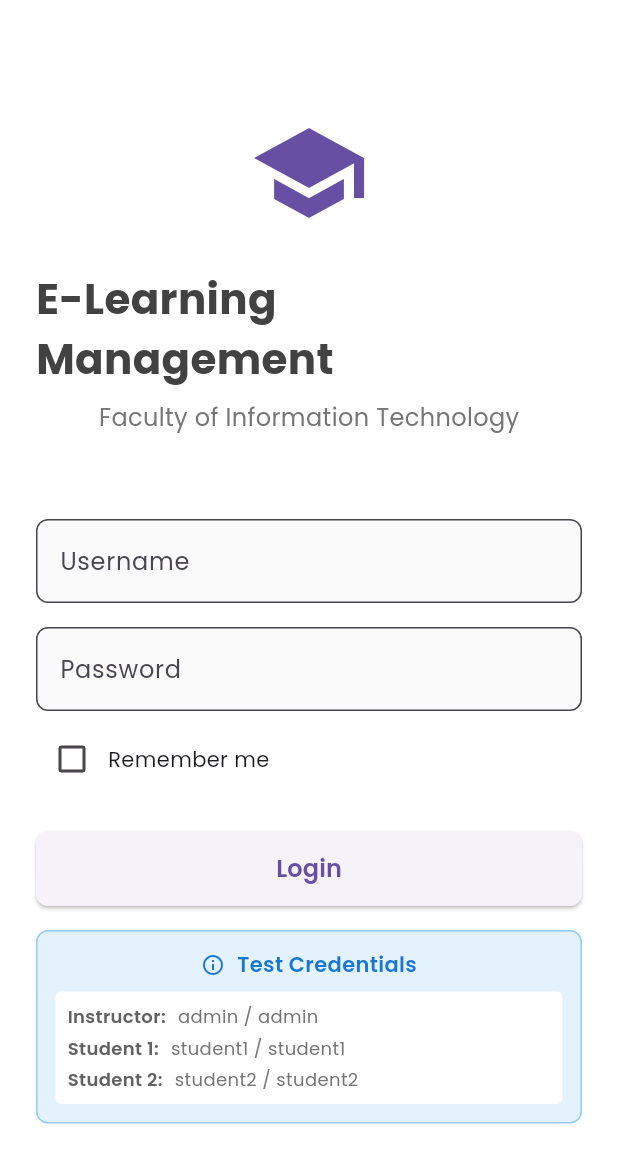
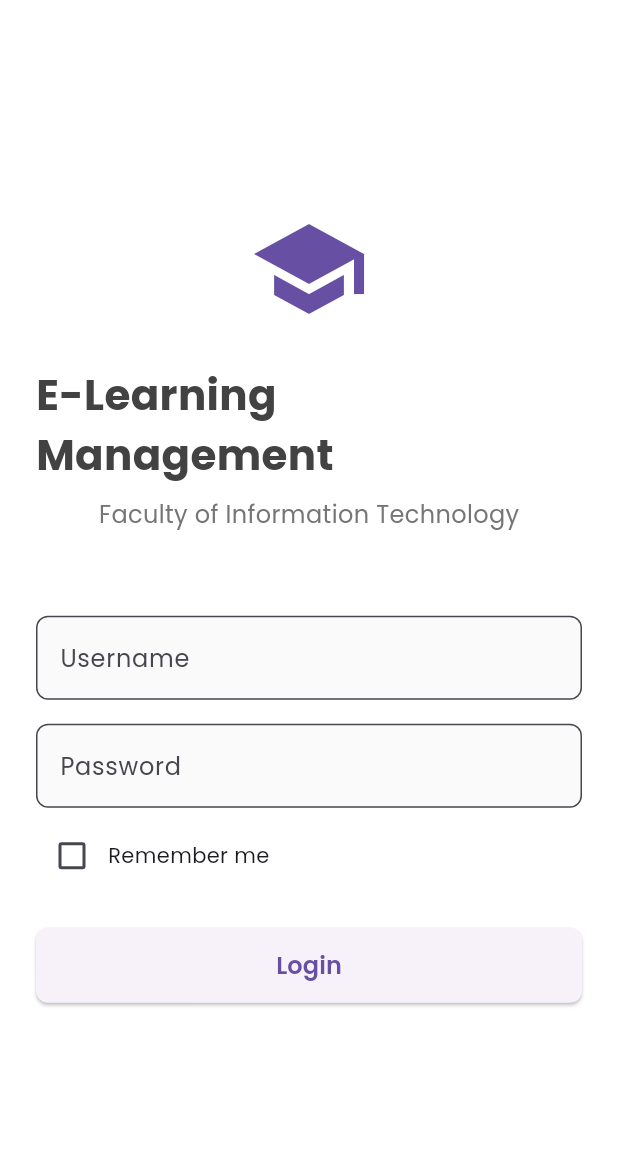
Before and after one commit to keniondang/Flutter-Project-E-learning-Management-App, a Flutter app: the screen it shows after launch, on a phone screen of 412 x 824 dp. Shown: the top 1163 px of the screen. Run offline on Flutter 3.47's test engine with Material 3 defaults, Android fonts, the phone set to English and light mode, and no system bars; our stand-ins replace badges, connectivity_plus, csv, file_picker, fl_chart, google_fonts and 3 more; accounts and stored records are empty.

Commit message:
make login hint only visible for debug build

```diff
--- a/lib/screens/login_screen.dart
+++ b/lib/screens/login_screen.dart
@@ -1,3 +1,4 @@
+import 'package:flutter/foundation.dart';
 import 'package:flutter/material.dart';
 import 'package:google_fonts/google_fonts.dart';
 import '../services/auth_service.dart';
@@ -233,9 +234,11 @@ class _LoginScreenState extends State<LoginScreen> {
                     ),
                     const SizedBox(height: 16),
 
+                    Visibility(
                       // Test credentials hint
+                      visible: kDebugMode,
                       // Test credentials hint
-                    Container(
+                      child: Container(
                         padding: const EdgeInsets.all(12),
                         decoration: BoxDecoration(
                           color: Colors.blue[50],
@@ -247,7 +250,8 @@ class _LoginScreenState extends State<LoginScreen> {
                             Row(
                               mainAxisAlignment: MainAxisAlignment.center,
                               children: [
-                              Icon(Icons.info_outline, size: 16, color: Colors.blue[700]),
+                                Icon(Icons.info_outline,
+                                    size: 16, color: Colors.blue[700]),
                                 const SizedBox(width: 8),
                                 Text(
                                   'Test Credentials',
@@ -269,15 +273,19 @@ class _LoginScreenState extends State<LoginScreen> {
                               child: Column(
                                 crossAxisAlignment: CrossAxisAlignment.start,
                                 children: [
-                                _buildCredentialRow('Instructor:', 'admin / admin'),
+                                  _buildCredentialRow(
+                                      'Instructor:', 'admin / admin'),
                                   const SizedBox(height: 4),
-                                _buildCredentialRow('Student 1:', 'student1 / student1'),
+                                  _buildCredentialRow(
+                                      'Student 1:', 'student1 / student1'),
                                   const SizedBox(height: 4),
-                                _buildCredentialRow('Student 2:', 'student2 / student2'),
+                                  _buildCredentialRow(
+                                      'Student 2:', 'student2 / student2'),
                                 ],
                               ),
                             ),
                           ],
+                        ),
                       ),
                     ),
                   ],
```
Lines whose indentation alone changed are shown as unchanged.
